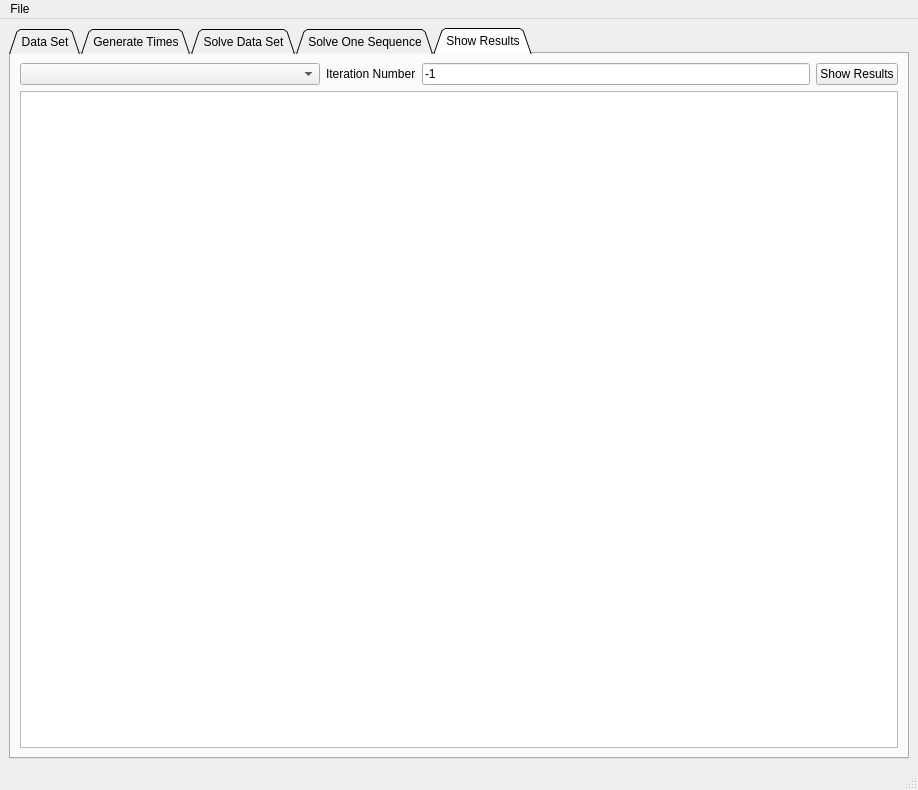
The window that windows/main_window.ui (mparlaktuna/capraz_sevkiyat1) describes before a commit, drawn with Qt 5.
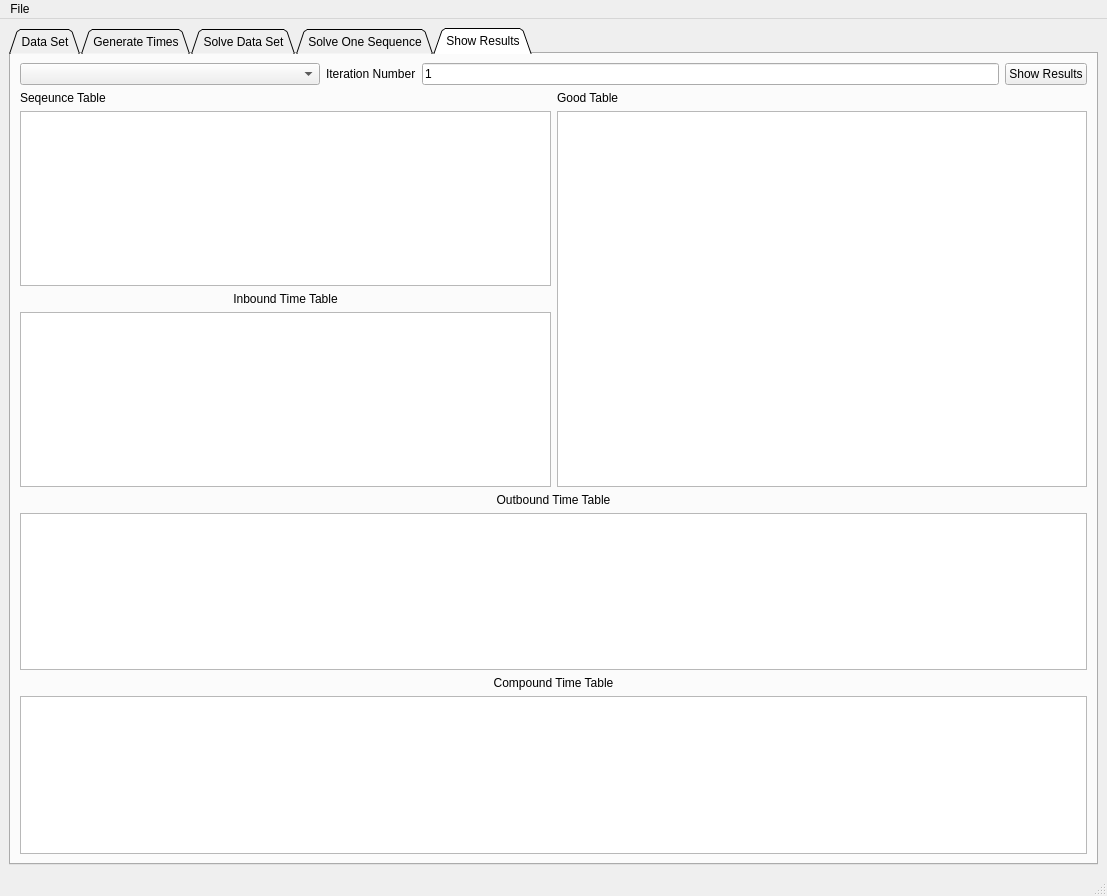
The same window after the commit. Custom widgets are drawn as their Qt base class.

```diff
--- a/windows/main_window.ui
+++ b/windows/main_window.ui
@@ -6,15 +6,15 @@
    <rect>
     <x>0</x>
     <y>0</y>
-    <width>918</width>
-    <height>790</height>
+    <width>1107</width>
+    <height>896</height>
    </rect>
   </property>
   <property name="windowTitle">
    <string>Cross Docking Solver</string>
   </property>
   <widget class="QWidget" name="centralwidget">
-   <layout class="QGridLayout" name="gridLayout">
+   <layout class="QGridLayout" name="gridLayout_9">
     <item row="0" column="0">
      <widget class="QTabWidget" name="tab_view">
       <property name="layoutDirection">
@@ -653,7 +653,7 @@
        <attribute name="title">
         <string>Show Results</string>
        </attribute>
-       <layout class="QGridLayout" name="gridLayout_9">
+       <layout class="QGridLayout" name="gridLayout">
         <item row="0" column="0">
          <layout class="QHBoxLayout" name="horizontalLayout_5">
           <item>
@@ -676,7 +676,7 @@
           <item>
            <widget class="QLineEdit" name="result_iteration_number_line_edit">
             <property name="text">
-             <string>-1</string>
+             <string>1</string>
             </property>
            </widget>
           </item>
@@ -690,7 +690,102 @@
          </layout>
         </item>
         <item row="1" column="0">
-         <widget class="QTextEdit" name="results_text"/>
+         <layout class="QVBoxLayout" name="verticalLayout_15">
+          <item>
+           <layout class="QHBoxLayout" name="horizontalLayout_6">
+            <item>
+             <layout class="QVBoxLayout" name="verticalLayout_12">
+              <item>
+               <layout class="QVBoxLayout" name="verticalLayout_13">
+                <item>
+                 <widget class="QLabel" name="label_17">
+                  <property name="text">
+                   <string>Seqeunce Table</string>
+                  </property>
+                 </widget>
+                </item>
+                <item>
+                 <widget class="QTableView" name="sequence_table"/>
+                </item>
+               </layout>
+              </item>
+              <item>
+               <layout class="QVBoxLayout" name="verticalLayout_11">
+                <item>
+                 <widget class="QLabel" name="label_16">
+                  <property name="text">
+                   <string>Inbound Time Table</string>
+                  </property>
+                  <property name="alignment">
+                   <set>Qt::AlignCenter</set>
+                  </property>
+                 </widget>
+                </item>
+                <item>
+                 <widget class="QTableView" name="inbound_time_table"/>
+                </item>
+               </layout>
+              </item>
+             </layout>
+            </item>
+            <item>
+             <layout class="QVBoxLayout" name="verticalLayout_14">
+              <item>
+               <widget class="QLabel" name="label_18">
+                <property name="text">
+                 <string>Good Table</string>
+                </property>
+               </widget>
+              </item>
+              <item>
+               <widget class="QTableView" name="good_in_out_table">
+                <property name="sizeAdjustPolicy">
+                 <enum>QAbstractScrollArea::AdjustToContents</enum>
+                </property>
+                <attribute name="horizontalHeaderHighlightSections">
+                 <bool>false</bool>
+                </attribute>
+               </widget>
+              </item>
+             </layout>
+            </item>
+           </layout>
+          </item>
+          <item>
+           <layout class="QVBoxLayout" name="verticalLayout_9">
+            <item>
+             <widget class="QLabel" name="label_14">
+              <property name="text">
+               <string>Outbound Time Table</string>
+              </property>
+              <property name="alignment">
+               <set>Qt::AlignCenter</set>
+              </property>
+             </widget>
+            </item>
+            <item>
+             <widget class="QTableView" name="outbound_time_table"/>
+            </item>
+           </layout>
+          </item>
+          <item>
+           <layout class="QVBoxLayout" name="verticalLayout_10">
+            <item>
+             <widget class="QLabel" name="label_15">
+              <property name="text">
+               <string>Compound Time Table</string>
+              </property>
+              <property name="alignment">
+               <set>Qt::AlignCenter</set>
+              </property>
+             </widget>
+            </item>
+            <item>
+             <widget class="QTableView" name="compound_time_table"/>
+            </item>
+           </layout>
+          </item>
+         </layout>
         </item>
        </layout>
       </widget>
@@ -703,7 +798,7 @@
     <rect>
      <x>0</x>
      <y>0</y>
-     <width>918</width>
+     <width>1107</width>
      <height>21</height>
     </rect>
    </property>
```
